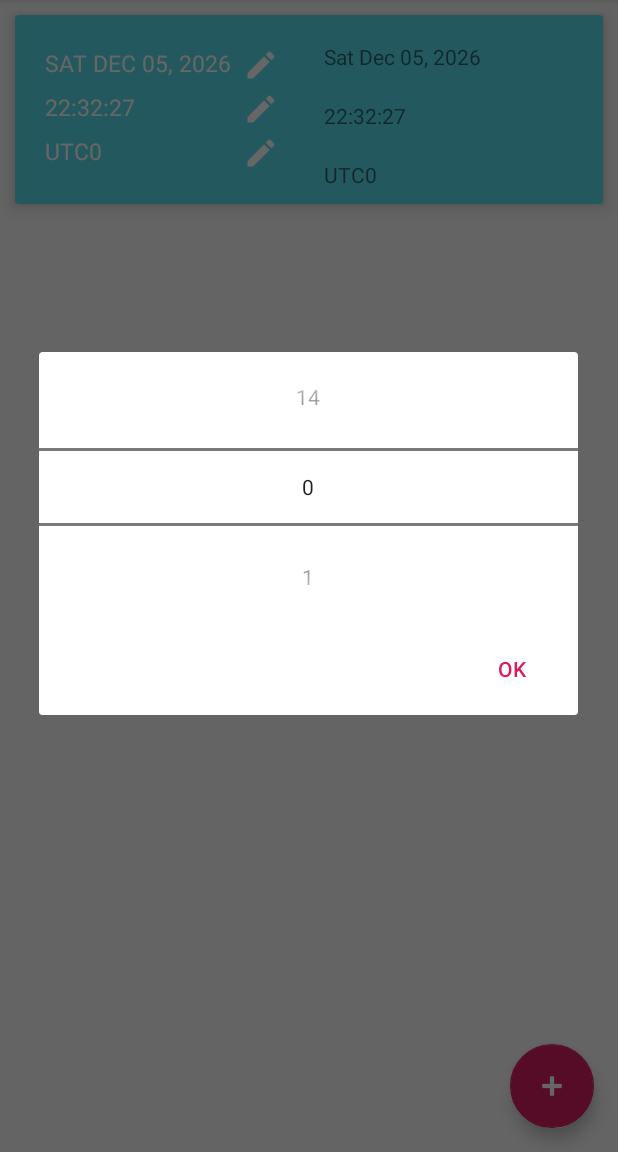
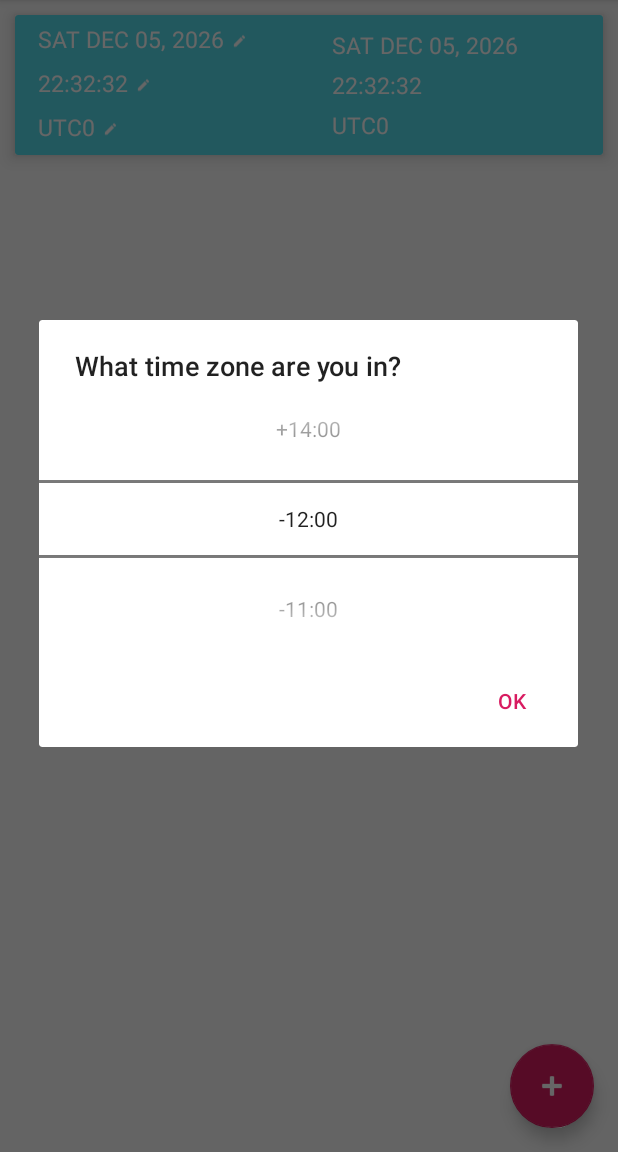
Before and after one commit to anticobalt/greenwich, an Android app: the screen it shows after launch (MainActivity), after a tap on an icon or button, on a phone screen of 412 x 824 dp, the part 84-1236 px from its top. Run offline under Robolectric (Android 15) with nearby library versions, the phone set to English and light mode, and no system bars; 3 other taps on this screen came first.

Commit message:
Add all UTC offset strings to picker; tweak views

```diff
--- a/app/src/main/java/musubidevs/android/greenwich/ConversionAdapter.kt
+++ b/app/src/main/java/musubidevs/android/greenwich/ConversionAdapter.kt
@@ -6,6 +6,7 @@ import android.view.ViewGroup
 import android.widget.TextView
 import androidx.fragment.app.FragmentManager
 import androidx.recyclerview.widget.RecyclerView
+import kotlinx.android.synthetic.main.component_conversion_source.view.*
 import kotlinx.android.synthetic.main.list_item_conversion.view.*
 import musubidevs.android.greenwich.fragment.DatePickerFragment
 import musubidevs.android.greenwich.fragment.TimePickerFragment
@@ -55,9 +56,9 @@ class ConversionAdapter(
         private lateinit var conversion: Conversion
         private lateinit var sourceTimestamp: SourceTimestamp
         private lateinit var targetTimestamp: TargetTimestamp
-        private var sourceDateView: TextView = itemView.sourceDateView as TextView
-        private var sourceTimeView: TextView = itemView.sourceTimeView as TextView
-        private var sourceTimeZoneView: TextView = itemView.sourceTimeZoneView as TextView
+        private var sourceDateView: TextView = itemView.sourceDateView.textView as TextView
+        private var sourceTimeView: TextView = itemView.sourceTimeView.textView as TextView
+        private var sourceTimeZoneView: TextView = itemView.sourceTimeZoneView.textView as TextView
         private var targetDateView: TextView = itemView.targetDateView as TextView
         private var targetTimeView: TextView = itemView.targetTimeView as TextView
         private var targetTimeZoneView: TextView = itemView.targetTimeZoneView as TextView
--- a/app/src/main/java/musubidevs/android/greenwich/fragment/TimeZonePickerFragment.kt
+++ b/app/src/main/java/musubidevs/android/greenwich/fragment/TimeZonePickerFragment.kt
@@ -3,11 +3,12 @@ package musubidevs.android.greenwich.fragment
 import android.app.AlertDialog
 import android.app.Dialog
 import android.os.Bundle
-import android.view.LayoutInflater
+import android.view.View
 import android.widget.NumberPicker
 import androidx.fragment.app.DialogFragment
 import musubidevs.android.greenwich.R
 import musubidevs.android.greenwich.model.Timestamp
+import musubidevs.android.greenwich.model.UtcOffset
 import org.joda.time.DateTimeZone
 
 /**
@@ -21,20 +22,72 @@ class TimeZonePickerFragment(
 
     override fun onCreateDialog(savedInstanceState: Bundle?): Dialog {
         val dialogBuilder = AlertDialog.Builder(context)
-        val numberPicker = LayoutInflater.from(context).inflate(
+        val numberPicker = View.inflate(
+            context,
             R.layout.dialog_time_zone_picker,
             null
         ) as NumberPicker
         numberPicker.minValue = 0
-        numberPicker.maxValue = +14
+        numberPicker.maxValue = UTC_OFFSETS.size - 1
+        val utcOffsetStrings = UTC_OFFSETS.map { offset -> offset.utcString }
+        numberPicker.displayedValues = utcOffsetStrings.toTypedArray()
 
-        return dialogBuilder.setView(numberPicker).setPositiveButton("OK") { _, _ ->
-            onTimeZoneSet(numberPicker.value)
-        }.create()
+        return dialogBuilder
+            .setView(numberPicker)
+            .setTitle("What time zone are you in?")
+            .setPositiveButton("OK") { _, _ ->
+                onTimeZoneSet(numberPicker.value)
+            }.create()
     }
 
-    private fun onTimeZoneSet(utcOffset: Int) {
-        val dateTimeZone = DateTimeZone.forOffsetHours(utcOffset)
+    private fun onTimeZoneSet(utcOffsetIndex: Int) {
+        val offset = UTC_OFFSETS[utcOffsetIndex]
+        val dateTimeZone =
+            DateTimeZone.forOffsetHoursMinutes(offset.utcOffsetHours, offset.utcOffsetMinutes)
         onTimeZoneSetCallback(currentTimestamp.withTimeZone(dateTimeZone))
     }
+
+    companion object {
+        val UTC_OFFSETS = listOf(
+            UtcOffset("-12:00", -12, 0),
+            UtcOffset("-11:00", -11, 0),
+            UtcOffset("-10:00", -10, 0),
+            UtcOffset("-09:30", -9, 30),
+            UtcOffset("-09:00", -9, 0),
+            UtcOffset("-08:00", -8, 0),
+            UtcOffset("-07:00", -7, 0),
+            UtcOffset("-06:00", -6, 0),
+            UtcOffset("-05:00", -5, 0),
+            UtcOffset("-04:00", -4, 0),
+            UtcOffset("-03:30", -3, 30),
+            UtcOffset("-03:00", -3, 0),
+            UtcOffset("-02:00", -2, 0),
+            UtcOffset("-01:00", -1, 0),
+            UtcOffset("±00:00", 0, 0),
+            UtcOffset("+01:00", 1, 0),
+            UtcOffset("+02:00", 2, 0),
+            UtcOffset("+03:00", 3, 0),
+            UtcOffset("+03:30", 3, 30),
+            UtcOffset("+04:00", 4, 0),
+            UtcOffset("+04:30", 4, 30),
+            UtcOffset("+05:00", 5, 0),
+            UtcOffset("+05:30", 5, 30),
+            UtcOffset("+05:45", 5, 45),
+            UtcOffset("+06:00", 6, 0),
+            UtcOffset("+06:30", 6, 30),
+            UtcOffset("+07:00", 7, 0),
+            UtcOffset("+08:00", 8, 0),
+            UtcOffset("+08:45", 8, 45),
+            UtcOffset("+09:00", 9, 0),
+            UtcOffset("+09:30", 9, 30),
+            UtcOffset("+10:00", 10, 0),
+            UtcOffset("+10:30", 10, 30),
+            UtcOffset("+11:00", 11, 0),
+            UtcOffset("+12:00", 12, 0),
+            UtcOffset("+12:45", 12, 45),
+            UtcOffset("+13:00", 13, 0),
+            UtcOffset("+14:00", 14, 0)
+        )
+    }
+
 }
--- a/app/src/main/java/musubidevs/android/greenwich/model/TargetTimestamp.kt
+++ b/app/src/main/java/musubidevs/android/greenwich/model/TargetTimestamp.kt
@@ -2,6 +2,7 @@ package musubidevs.android.greenwich.model
 
 import org.joda.time.DateTime
 import org.joda.time.DateTimeZone
+import kotlin.math.abs
 
 /**
  * @author jmmxp
@@ -12,7 +13,11 @@ class TargetTimestamp(
 ) : Timestamp(dateTime, dateTimeZone) {
     fun withSource(sourceTimestamp: SourceTimestamp): TargetTimestamp {
         val offset = utcOffset - sourceTimestamp.utcOffset
-        // FIXME: date is wrong, time is correct
-        return TargetTimestamp(dateTime.minus(offset * 3600000), dateTimeZone)
+
+        val sourceDateTime = sourceTimestamp.dateTime
+        val newTargetDateTime = if (offset < 0) sourceDateTime.minus(abs(offset) * 3600000)
+        else sourceDateTime.plus(offset * 3600000)
+
+        return TargetTimestamp(newTargetDateTime, dateTimeZone)
     }
 }
--- a/app/src/main/java/musubidevs/android/greenwich/model/Timestamp.kt
+++ b/app/src/main/java/musubidevs/android/greenwich/model/Timestamp.kt
@@ -13,8 +13,8 @@ import java.util.concurrent.TimeUnit
  * @author jmmxp
  */
 abstract class Timestamp(
-    protected val dateTime: DateTime,
-    protected val dateTimeZone: DateTimeZone
+    internal val dateTime: DateTime,
+    internal val dateTimeZone: DateTimeZone
 ) {
 
     val date: LocalDate
--- /dev/null
+++ b/app/src/main/java/musubidevs/android/greenwich/model/UtcOffset.kt
@@ -0,0 +1,3 @@
+package musubidevs.android.greenwich.model
+
+data class UtcOffset(val utcString: String, val utcOffsetHours: Int, val utcOffsetMinutes: Int)
--- /dev/null
+++ b/app/src/main/res/layout/component_conversion_source.xml
@@ -0,0 +1,29 @@
+<?xml version="1.0" encoding="utf-8"?>
+<androidx.constraintlayout.widget.ConstraintLayout xmlns:android="http://schemas.android.com/apk/res/android"
+    xmlns:app="http://schemas.android.com/apk/res-auto"
+    xmlns:tools="http://schemas.android.com/tools"
+    android:layout_width="match_parent"
+    android:layout_height="wrap_content"
+    android:layout_marginTop="5dp">
+
+    <TextView
+        android:id="@+id/textView"
+        style="@style/TimestampText"
+        android:layout_width="wrap_content"
+        android:layout_height="match_parent"
+        android:layout_marginStart="15dp"
+        app:layout_constraintEnd_toStartOf="@+id/editIcon"
+        app:layout_constraintStart_toStartOf="parent"
+        app:layout_constraintTop_toTopOf="parent" />
+
+    <ImageView
+        android:id="@+id/editIcon"
+        android:layout_width="10dp"
+        android:layout_height="wrap_content"
+        android:layout_marginStart="5dp"
+        android:src="@drawable/ic_edit_white_24dp"
+        app:layout_constraintStart_toEndOf="@id/textView"
+        app:layout_constraintTop_toTopOf="parent"
+        tools:ignore="ContentDescription" />
+
+</androidx.constraintlayout.widget.ConstraintLayout>
--- a/app/src/main/res/layout/item_source_view.xml
+++ /dev/null
@@ -1,11 +0,0 @@
-<?xml version="1.0" encoding="utf-8"?>
-<TextView xmlns:android="http://schemas.android.com/apk/res/android"
-    android:layout_width="match_parent"
-    android:layout_height="wrap_content"
-    android:drawableEnd="@drawable/ic_edit_white_24dp"
-    android:paddingStart="20dp"
-    android:paddingEnd="20dp"
-    android:paddingTop="5dp"
-    android:textSize="15sp"
-    android:textAllCaps="true"
-    android:textColor="@color/white" />
--- a/app/src/main/res/layout/list_item_conversion.xml
+++ b/app/src/main/res/layout/list_item_conversion.xml
@@ -9,7 +9,8 @@
 
     <LinearLayout
         android:layout_width="match_parent"
-        android:layout_height="match_parent">
+        android:layout_height="match_parent"
+        android:baselineAligned="false">
 
         <LinearLayout
             android:id="@+id/sourceTimestampView"
@@ -18,25 +19,25 @@
             android:layout_weight="1"
             android:gravity="center"
             android:orientation="vertical"
-            android:paddingBottom="5dp">
+            android:layout_marginBottom="5dp">
 
             <include
                 android:id="@+id/sourceDateView"
-                layout="@layout/item_source_view"
+                layout="@layout/component_conversion_source"
                 app:layout_constraintLeft_toLeftOf="parent"
                 app:layout_constraintRight_toRightOf="parent"
                 app:layout_constraintTop_toTopOf="@id/sourceTimestampView" />
 
             <include
                 android:id="@+id/sourceTimeView"
-                layout="@layout/item_source_view"
+                layout="@layout/component_conversion_source"
                 app:layout_constraintLeft_toLeftOf="parent"
                 app:layout_constraintRight_toRightOf="parent"
                 app:layout_constraintTop_toBottomOf="@id/sourceTimeView" />
 
             <include
                 android:id="@+id/sourceTimeZoneView"
-                layout="@layout/item_source_view"
+                layout="@layout/component_conversion_source"
                 app:layout_constraintLeft_toLeftOf="parent"
                 app:layout_constraintRight_toRightOf="parent"
                 app:layout_constraintTop_toBottomOf="@id/sourceTimeView" />
@@ -46,39 +47,47 @@
         <LinearLayout
             android:id="@+id/targetTimestampView"
             android:layout_width="0dp"
-            android:layout_height="wrap_content"
-            android:layout_marginTop="8dp"
+            android:layout_height="match_parent"
+            android:layout_weight="1"
             android:gravity="center"
             android:orientation="vertical"
-            app:layout_constraintTop_toTopOf="parent"
-            android:layout_weight="1">
+            android:layout_marginBottom="5dp">
 
             <TextView
                 android:id="@+id/targetDateView"
+                style="@style/TimestampText"
                 android:layout_width="match_parent"
                 android:layout_height="wrap_content"
-                android:padding="10dp"
+                android:layout_marginStart="15dp"
+                android:layout_marginEnd="15dp"
+                android:layout_marginTop="5dp"
                 app:layout_constraintLeft_toLeftOf="parent"
                 app:layout_constraintRight_toRightOf="parent"
-                app:layout_constraintTop_toTopOf="@id/targetTimestampView" />
+                app:layout_constraintTop_toTopOf="parent" />
 
             <TextView
                 android:id="@+id/targetTimeView"
+                style="@style/TimestampText"
                 android:layout_width="match_parent"
                 android:layout_height="wrap_content"
-                android:padding="10dp"
+                android:layout_marginStart="15dp"
+                android:layout_marginEnd="15dp"
+                android:layout_marginTop="5dp"
                 app:layout_constraintLeft_toLeftOf="parent"
                 app:layout_constraintRight_toRightOf="parent"
-                app:layout_constraintTop_toBottomOf="@id/sourceDateView" />
+                app:layout_constraintTop_toBottomOf="@id/targetDateView" />
 
             <TextView
                 android:id="@+id/targetTimeZoneView"
+                style="@style/TimestampText"
                 android:layout_width="match_parent"
                 android:layout_height="wrap_content"
-                android:padding="10dp"
+                android:layout_marginStart="15dp"
+                android:layout_marginEnd="15dp"
+                android:layout_marginTop="5dp"
                 app:layout_constraintLeft_toLeftOf="parent"
                 app:layout_constraintRight_toRightOf="parent"
-                app:layout_constraintTop_toBottomOf="@id/sourceTimeView" />
+                app:layout_constraintTop_toBottomOf="@id/targetTimeView" />
 
         </LinearLayout>
 
--- a/app/src/main/res/values/styles.xml
+++ b/app/src/main/res/values/styles.xml
@@ -8,4 +8,10 @@
         <item name="colorAccent">@color/colorAccent</item>
     </style>
 
+    <style name="TimestampText" parent="TextAppearance.AppCompat.Medium">
+        <item name="android:textSize">15sp</item>
+        <item name="android:textColor">@color/white</item>
+        <item name="android:textAllCaps">true</item>
+    </style>
+
 </resources>
```
